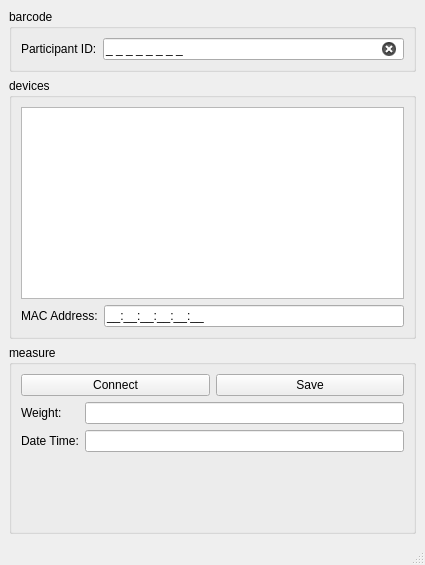
Qt form src/prototype/WeighScale/MainWindow.ui (inglis-dl/cypress) before a commit.
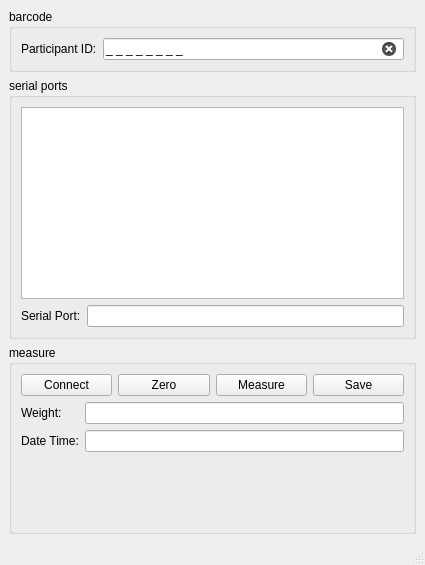
The same form after that commit.

Commit message: WIP: wip - stub out all UI functions - start add of QSerialPort functionality

```diff
--- a/src/prototype/WeighScale/MainWindow.ui
+++ b/src/prototype/WeighScale/MainWindow.ui
@@ -62,7 +62,7 @@
     <item>
      <widget class="QGroupBox" name="devicesGroupBox">
       <property name="title">
-       <string>devices</string>
+       <string>serial ports</string>
       </property>
       <layout class="QVBoxLayout" name="verticalLayout" stretch="0,0">
        <item>
@@ -80,7 +80,7 @@
          <item>
           <widget class="QLabel" name="macLabel">
            <property name="text">
-            <string>MAC Address:</string>
+            <string>Serial Port:</string>
            </property>
            <property name="buddy">
             <cstring>addressLineEdit</cstring>
@@ -90,7 +90,7 @@
          <item>
           <widget class="QLineEdit" name="addressLineEdit">
            <property name="inputMask">
-            <string>HH:HH:HH:HH:HH:HH;_</string>
+            <string/>
            </property>
            <property name="readOnly">
             <bool>true</bool>
@@ -132,6 +132,20 @@
            </property>
           </widget>
          </item>
+         <item>
+          <widget class="QPushButton" name="zeroButton">
+           <property name="text">
+            <string>Zero</string>
+           </property>
+          </widget>
+         </item>
+         <item>
+          <widget class="QPushButton" name="measureButton">
+           <property name="text">
+            <string>Measure</string>
+           </property>
+          </widget>
+         </item>
          <item>
           <widget class="QPushButton" name="saveButton">
            <property name="sizePolicy">
```
Left out of the diff: 10 changed lines with no effect on the pictures. The commit also changes 6 other files.
